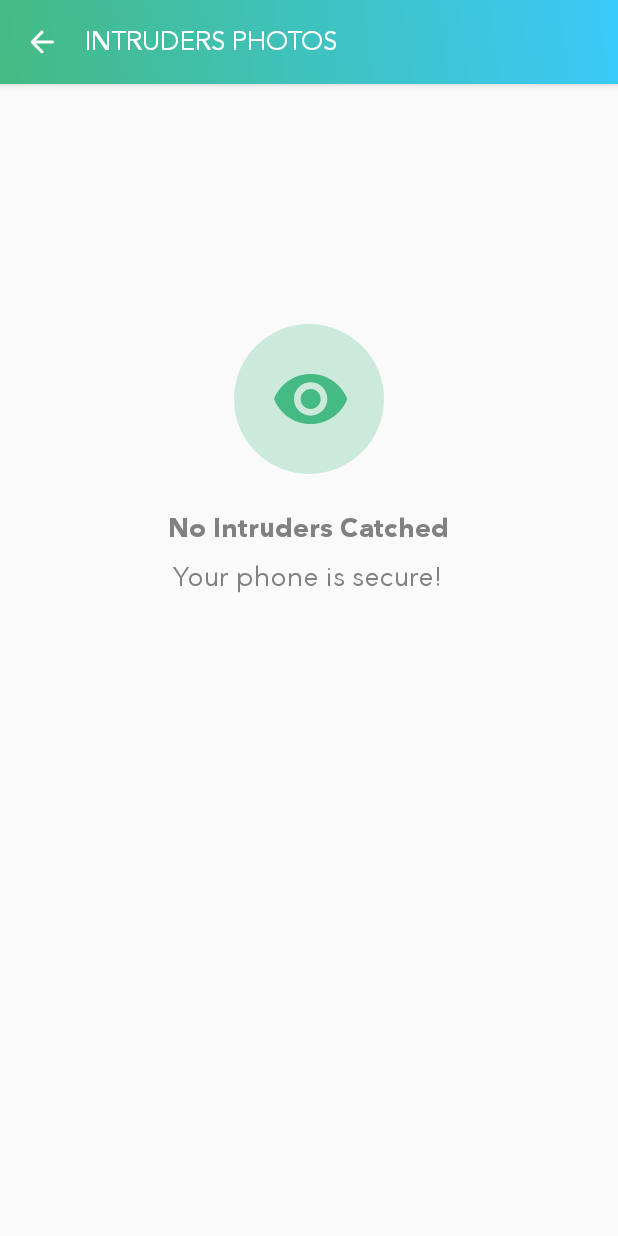
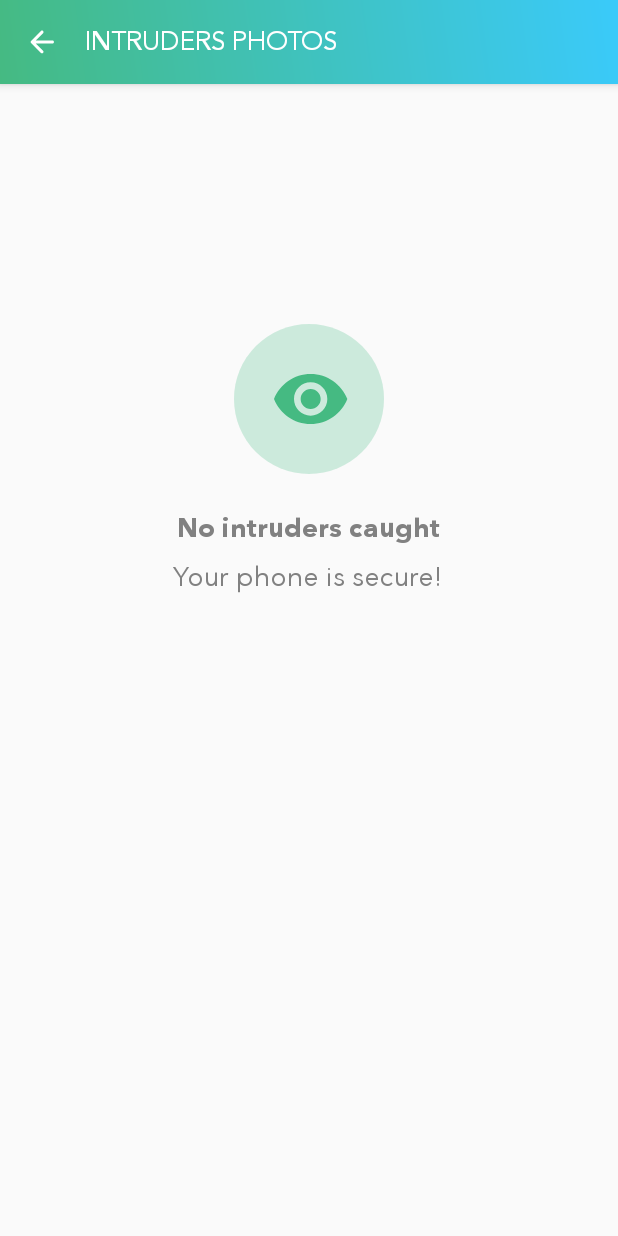
Before and after one commit to iammert/AppLocker, an Android app: the IntrudersPhotosActivity screen opened directly, with no data from a screen before it, on a phone screen of 412 x 824 dp. Run offline under Robolectric (Android 15) with nearby library versions, the phone set to English and light mode, and no system bars; our stand-ins replace Dagger/Hilt's generated code, Picasso, RxJava, data binding; pictures from the network do not load.

Commit message:
Fix lint errors in resources and the manifest
- Translate the empty intruders page, which was English in every
  language, and fix the "catched" typo
- Mark the camera as optional so devices without a front camera,
  such as Chromebooks, can still install the app
- Do not set a null list in BackgroundsFragmentViewModel
- Remove a Java @NonNull annotation from Kotlin code

```diff
--- a/app/src/main/java/com/momentolabs/app/security/applocker/ui/background/BackgroundsFragmentViewModel.kt
+++ b/app/src/main/java/com/momentolabs/app/security/applocker/ui/background/BackgroundsFragmentViewModel.kt
@@ -25,7 +25,7 @@ class BackgroundsFragmentViewModel @Inject constructor(val appLockerPreferences:
     fun onSelectedItemChanged(selectedItemViewState: GradientItemViewState) {
         val modifiedList = backgroundViewStateLiveData.value
         modifiedList?.forEach { it.isChecked = it.id == selectedItemViewState.id }
-        backgroundViewStateLiveData.value = modifiedList
+        modifiedList?.let { backgroundViewStateLiveData.value = it }
 
         appLockerPreferences.setSelectedBackgroundId(selectedItemViewState.id)
     }
--- a/app/src/main/java/com/momentolabs/app/security/applocker/util/helper/file/FilePathHelper.kt
+++ b/app/src/main/java/com/momentolabs/app/security/applocker/util/helper/file/FilePathHelper.kt
@@ -629,7 +629,7 @@ object FilePathHelper {
         return File.createTempFile(fileName, ".jpg", storageDir)
     }
 
-    fun getFileName(@NonNull context: Context, uri: Uri): String? {
+    fun getFileName(context: Context, uri: Uri): String? {
         val mimeType = context.contentResolver.getType(uri)
         var filename: String? = null
 
--- a/app/src/main/res/values/strings.xml
+++ b/app/src/main/res/values/strings.xml
@@ -174,7 +174,7 @@
 
     <!-- Intruders Photo Activity -->
     <string name="title_intruders_photos">Intruders Photos</string>
-    <string name="empty_page_intruders_title">No Intruders Catched</string>
+    <string name="empty_page_intruders_title">No intruders caught</string>
     <string name="empty_page_intruders_description">Your phone is secure!</string>
 
 </resources>
```
Also changed, not shown: app/src/main/AndroidManifest.xml (+7 -0 lines), 15 other files.
